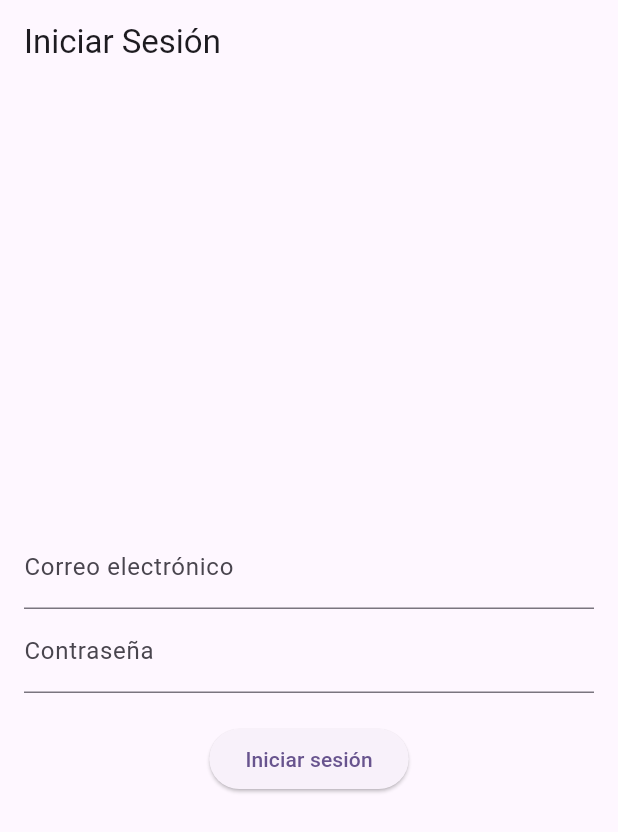
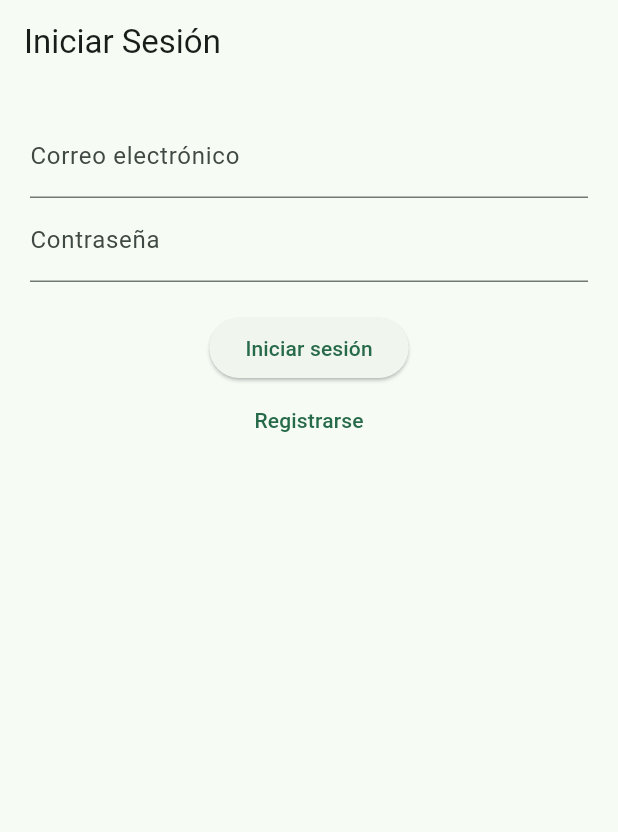
Before and after one commit to Deim05x/consultorio_psicologia_app, a Flutter app: the screen it shows after launch, on a phone screen of 412 x 824 dp. Shown: the top 832 px of the screen. Run offline on Flutter 3.47's test engine with Material 3 defaults, Android fonts, the phone set to English and light mode, and no system bars; our stand-ins replace firebase_auth, firebase_core; accounts and stored records are empty.

Commit message:
homeScreen codigo

```diff
--- a/lib/Screens/login_screen.dart
+++ b/lib/Screens/login_screen.dart
@@ -1,5 +1,6 @@
 import 'package:flutter/material.dart';
 import 'package:firebase_auth/firebase_auth.dart';
+import 'home_screen.dart';
 
 class LoginScreen extends StatefulWidget {
   const LoginScreen({super.key});
@@ -9,80 +10,67 @@ class LoginScreen extends StatefulWidget {
 }
 
 class _LoginScreenState extends State<LoginScreen> {
-  // Controladores de texto para email y contraseña
   final TextEditingController _emailController = TextEditingController();
   final TextEditingController _passwordController = TextEditingController();
+  String errorMessage = '';
 
-  // Estado para mostrar errores
-  String? _errorMessage;
-  bool _isLoading = false;
-
-  // Método para hacer login
   Future<void> _login() async {
-    setState(() {
-      _isLoading = true;
-      _errorMessage = null;
-    });
-
     try {
       await FirebaseAuth.instance.signInWithEmailAndPassword(
         email: _emailController.text.trim(),
-        password: _passwordController.text.trim(),
+        password: _passwordController.text,
       );
-      // Si se loguea con éxito, no hacemos nada. El estado cambiará y se mostrará otra pantalla.
+      Navigator.pushReplacement(
+        context,
+        MaterialPageRoute(builder: (context) => const HomeScreen()),
+      );
     } on FirebaseAuthException catch (e) {
       setState(() {
-        _errorMessage = e.message;
-      });
-    } finally {
-      setState(() {
-        _isLoading = false;
+        errorMessage = e.message ?? 'Error desconocido';
       });
     }
   }
 
-  // Construcción del widget
+  Future<void> _register() async {
+    try {
+      await FirebaseAuth.instance.createUserWithEmailAndPassword(
+        email: _emailController.text.trim(),
+        password: _passwordController.text,
+      );
+      setState(() {
+        errorMessage = 'Usuario creado, ahora puedes iniciar sesión.';
+      });
+    } on FirebaseAuthException catch (e) {
+      setState(() {
+        errorMessage = e.message ?? 'Error desconocido';
+      });
+    }
+  }
+
   @override
   Widget build(BuildContext context) {
     return Scaffold(
       appBar: AppBar(title: const Text('Iniciar Sesión')),
       body: Padding(
-        padding: const EdgeInsets.all(16.0),
+        padding: const EdgeInsets.all(20.0),
         child: Column(
-          mainAxisAlignment: MainAxisAlignment.center,
           children: [
-            // Campo de Email
             TextField(
               controller: _emailController,
               decoration: const InputDecoration(labelText: 'Correo electrónico'),
-              keyboardType: TextInputType.emailAddress,
             ),
-
-            // Campo de Contraseña
             TextField(
               controller: _passwordController,
               decoration: const InputDecoration(labelText: 'Contraseña'),
               obscureText: true,
             ),
-
             const SizedBox(height: 20),
-
-            // Botón de Login
-            _isLoading
-                ? const CircularProgressIndicator()
-                : ElevatedButton(
-                    onPressed: _login,
-                    child: const Text('Iniciar sesión'),
-                  ),
-
-            // Mostrar error si lo hay
-            if (_errorMessage != null) ...[
+            ElevatedButton(onPressed: _login, child: const Text('Iniciar sesión')),
+            TextButton(onPressed: _register, child: const Text('Registrarse')),
+            if (errorMessage.isNotEmpty) ...[
               const SizedBox(height: 20),
-              Text(
-                _errorMessage!,
-                style: const TextStyle(color: Colors.red),
-              ),
-            ],
+              Text(errorMessage, style: const TextStyle(color: Colors.red)),
+            ]
           ],
         ),
       ),
--- a/lib/main.dart
+++ b/lib/main.dart
@@ -27,7 +27,7 @@ class MyApp extends StatelessWidget {
       title: 'Consultorio Psicología',
       debugShowCheckedModeBanner: false,
       theme: ThemeData(
-        colorScheme: ColorScheme.fromSeed(seedColor: Colors.deepPurple),
+        colorScheme: ColorScheme.fromSeed(seedColor: const Color.fromARGB(255, 58, 183, 127)),
         useMaterial3: true,
       ),
 
```
Also changed, not shown: lib/Screens/home_screen.dart (+15 -0 lines).
